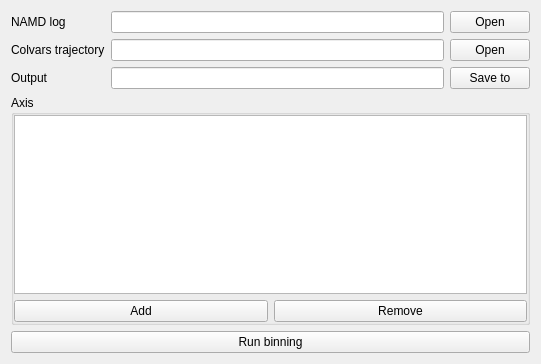
Before: the Qt Designer form namdlogtab/namdlogtab.ui in HanatoK/PMFToolBox, drawn with Qt 5.
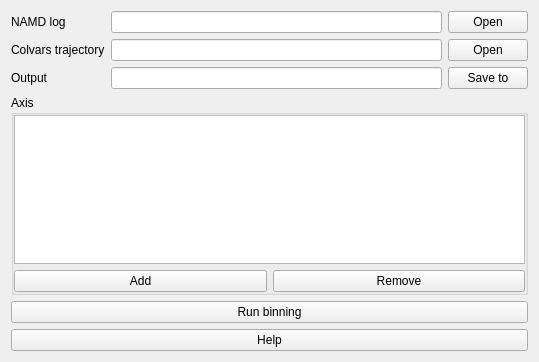
After: the same form once the commit is applied.

Commit message: Add a help button and correctly reset the text of "Run binning"

What changed in the file:
```diff
--- a/namdlogtab/namdlogtab.ui
+++ b/namdlogtab/namdlogtab.ui
@@ -6,8 +6,8 @@
    <rect>
     <x>0</x>
     <y>0</y>
-    <width>541</width>
-    <height>364</height>
+    <width>539</width>
+    <height>362</height>
    </rect>
   </property>
   <property name="windowTitle">
@@ -139,8 +139,12 @@
        <height>0</height>
       </size>
      </property>
-     <property name="readOnly">
-      <bool>true</bool>
+    </widget>
+   </item>
+   <item row="5" column="0" colspan="3">
+    <widget class="QPushButton" name="pushButtonHelp">
+     <property name="text">
+      <string>Help</string>
      </property>
     </widget>
    </item>
```
Left out of the diff: 85 changed lines with no effect on the pictures. The commit also changes 1 other file.
